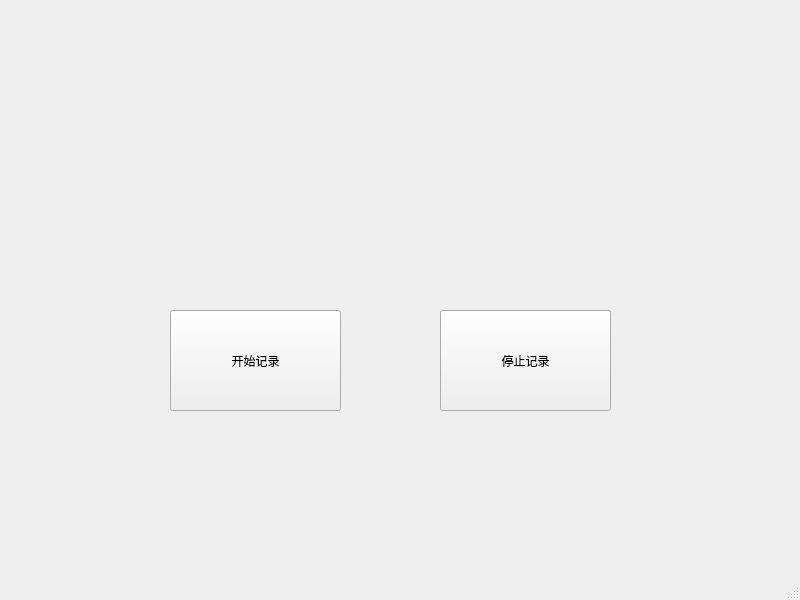
Qt form DataRecordor/mainwindow.ui (darwin0C/DataRecordor) before a commit.
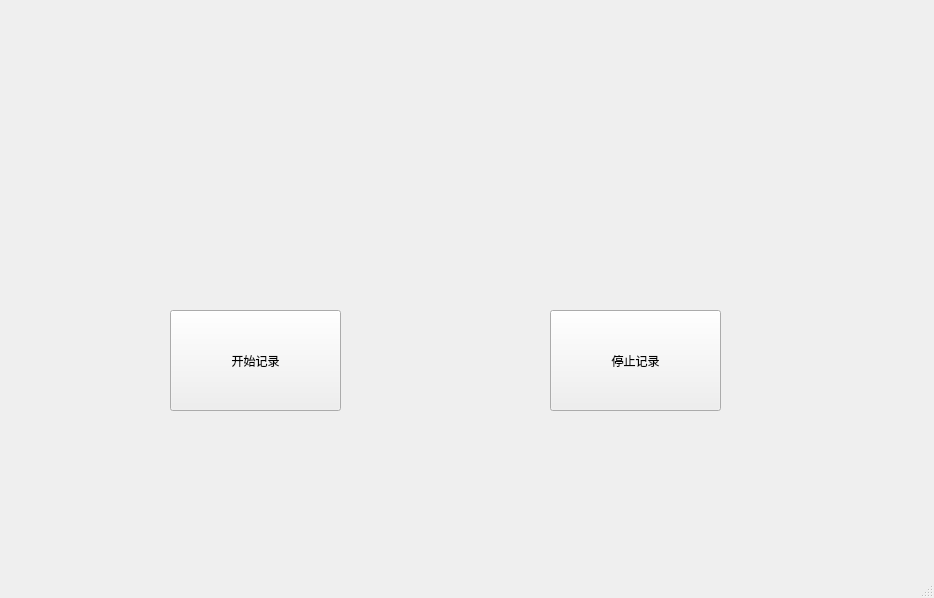
The same form after that commit.

```diff
--- a/DataRecordor/mainwindow.ui
+++ b/DataRecordor/mainwindow.ui
@@ -6,8 +6,8 @@
    <rect>
     <x>0</x>
     <y>0</y>
-    <width>800</width>
-    <height>600</height>
+    <width>934</width>
+    <height>598</height>
    </rect>
   </property>
   <property name="windowTitle">
@@ -30,7 +30,7 @@
    <widget class="QPushButton" name="pushButton_2">
     <property name="geometry">
      <rect>
-      <x>440</x>
+      <x>550</x>
       <y>310</y>
       <width>171</width>
       <height>101</height>
```
Left out of the diff: 2 changed lines with no effect on the pictures.
